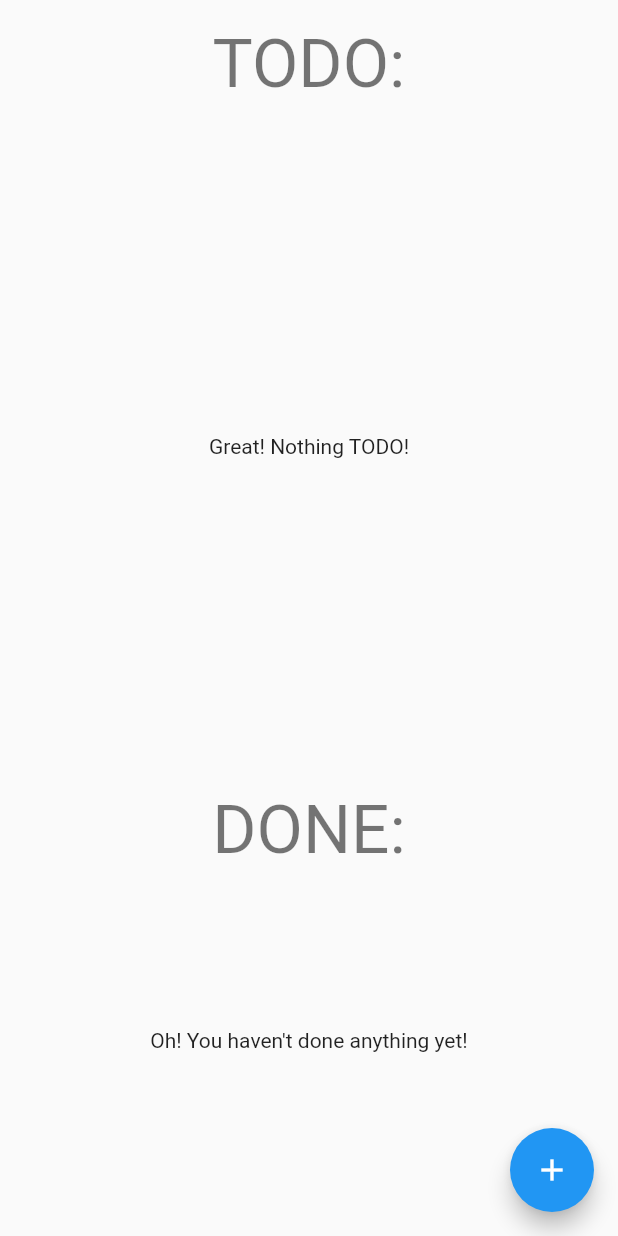
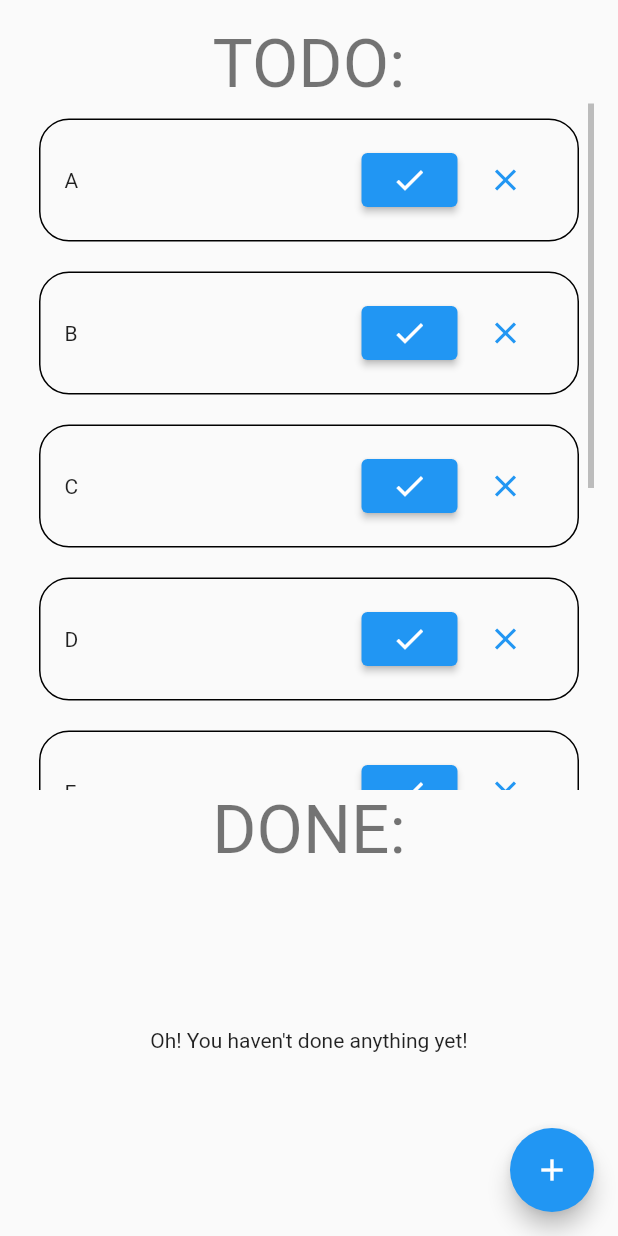
Before and after one commit to jofas/yata, a Flutter app: the screen it shows after launch, on a phone screen of 412 x 824 dp. Run offline on Flutter 3.47's test engine with Material 2 defaults, Android fonts, the phone set to English and light mode, and no system bars.

Commit message:
UI design master

```diff
--- a/lib/main.dart
+++ b/lib/main.dart
@@ -33,7 +33,7 @@ class _MyHomePageState extends State<MyHomePage> {
   static const _nothing_todo = "Great! Nothing TODO!";
   static const _nothing_done = "Oh! You haven't done anything yet!";
 
-  List<String> _todos = [];
+  List<String> _todos = ["A", "B", "C", "D", "E", "F", "G", "H"];
   List<String> _done = [];
 
   FocusNode _focus_node;
@@ -126,8 +126,21 @@ class _MyHomePageState extends State<MyHomePage> {
                 child: ListView(
                   controller: _scroll_controller,
                   children: _todos.asMap().map((int key, String val) {
-                    return MapEntry(key, Row(
-                      // TODO: make this one sexier to look at
+                    return MapEntry(
+                      key,
+                      Container(
+                        child: Padding(
+                          padding: EdgeInsets.all(10.0),
+                          child: Container(
+                            decoration: ShapeDecoration(
+                              shape: RoundedRectangleBorder(
+                                side: BorderSide(),
+                                borderRadius: BorderRadius.all(Radius.circular(20)),
+                              ),
+                            ),
+                            child: Padding(
+                              padding: EdgeInsets.all(16.0),
+                              child: Row(
                                 children: <Widget>[
                                   Expanded(child: Text(val)),
                                   ElevatedButton(
@@ -148,7 +161,12 @@ class _MyHomePageState extends State<MyHomePage> {
                                     child: const Icon(Icons.clear),
                                   ),
                                 ],
-                    ));
+                              ),
+                            ),
+                          ),
+                        ),
+                      ),
+                    );
                   }).values.toList(),
                 ),
               ),
```
Lines whose indentation alone changed are shown as unchanged.
